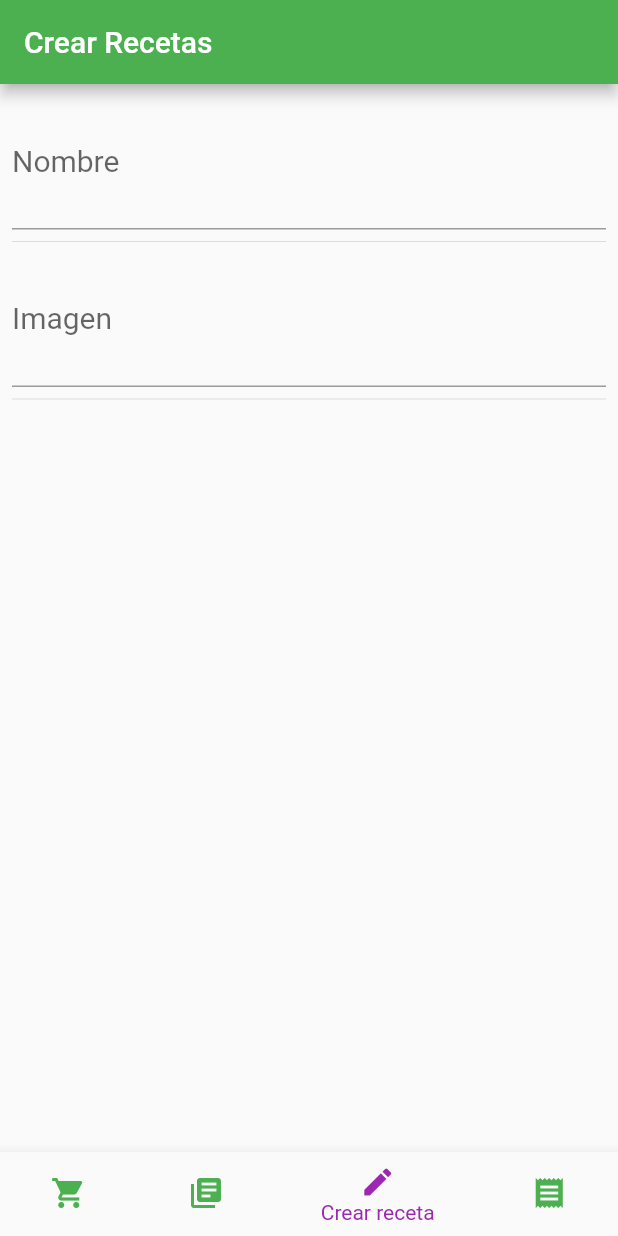
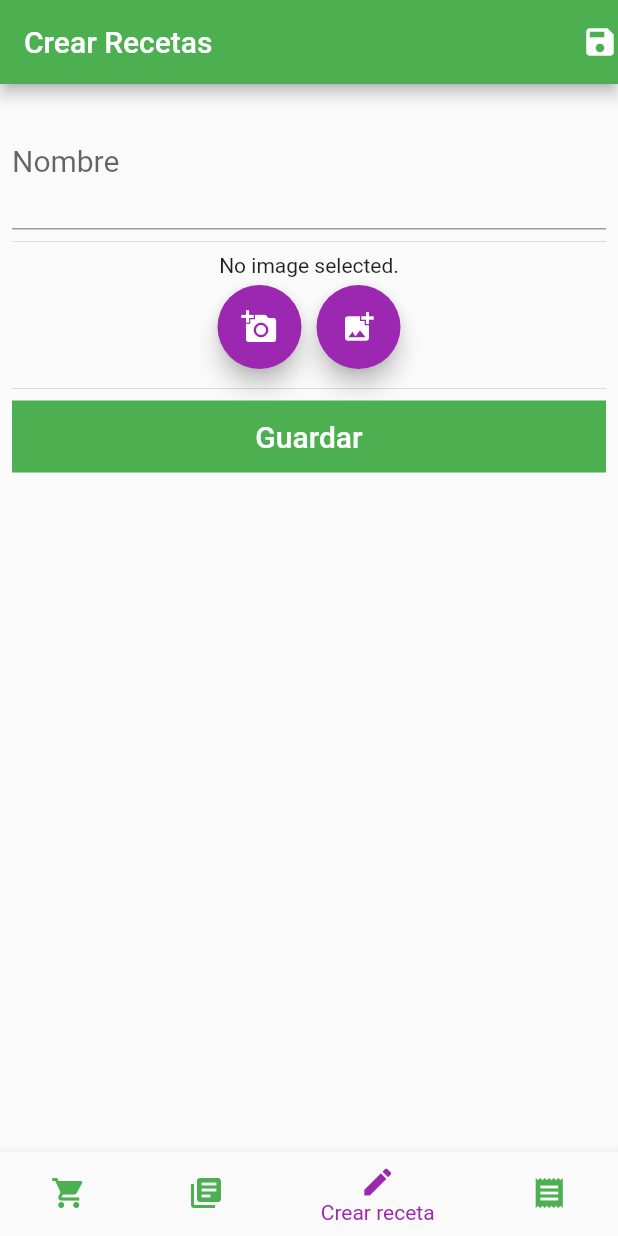
Before and after one commit to Migue28/in-my-list, a Flutter app: the screen it shows after launch, item 3 of the bottom bar chosen, on a phone screen of 412 x 824 dp. Run offline on Flutter 3.47's test engine with Material 2 defaults, Android fonts, the phone set to English and light mode, and no system bars; our stand-ins replace image_picker.

Commit message:
Insertar imagenes en en Crear Recetas

```diff
--- a/lib/screens/control-screen.dart
+++ b/lib/screens/control-screen.dart
@@ -65,6 +65,10 @@ class ControlScreenState extends State<ControlScreen> {
         title: Text(
           selectedOptionText(),
         ),
+        actions: <Widget>[
+          if (_widgetOption[_selectedIndex] == _widgetOption[2])
+            Icon(Icons.save)
+        ],
       ),
       body: PageStorage(
         child: _widgetOption[_selectedIndex],
--- a/lib/screens/crear-recetas-screen.dart
+++ b/lib/screens/crear-recetas-screen.dart
@@ -1,14 +1,33 @@
+import 'dart:io';
+import 'dart:async';
+
 import 'package:flutter/material.dart';
+import 'package:image_picker/image_picker.dart';
 
-class CrearRecetasScreen extends StatelessWidget {
+class CrearRecetasScreen extends StatefulWidget {
   CrearRecetasScreen({Key key}) : super(key: key);
 
+  @override
+  _CrearRecetasScreenState createState() => _CrearRecetasScreenState();
+}
+
+class _CrearRecetasScreenState extends State<CrearRecetasScreen> {
   final _formKey = GlobalKey<FormState>();
+  File _image;
+  bool _imagenGaleria = true;
 
-  void _saveForm() {
-    final isValid = _formKey.currentState.validate();
+  //Elegir una imagen de la galeria o tomar una foto
+  Future getImage() async {
+    var image = await ImagePicker.pickImage(
+      source: _imagenGaleria ? ImageSource.gallery : ImageSource.camera,
+      maxHeight: 1000,
+      maxWidth: 1000,
+      imageQuality: 100,
+    );
 
-    _formKey.currentState.save();
+    setState(() {
+      _image = image;
+    });
   }
 
   @override
@@ -23,14 +42,64 @@ class CrearRecetasScreen extends StatelessWidget {
               nombre: 'Nombre',
               vacioText: 'el nombre',
               hintText: 'Empada rellena de arroz con salsa de cactus',
+              lineas: 2,
             ),
             Divider(),
-            CustomTextFormField(
-              nombre: 'Imagen',
-              vacioText: 'una imagen',
-              hintText: 'mi-bella-receta.jpg',
+            Center(
+              child: _image == null
+                  ? Text('No image selected.')
+                  : Image.file(_image),
+            ),
+            Padding(
+              padding: EdgeInsets.symmetric(vertical: 5),
+              child: Row(
+                mainAxisAlignment: MainAxisAlignment.center,
+                children: <Widget>[
+                  Padding(
+                    padding: EdgeInsets.symmetric(horizontal: 5),
+                    child: FloatingActionButton(
+                      onPressed: () async {
+                        setState(() {
+                          _imagenGaleria = false;
+                        });
+                        await getImage();
+                      },
+                      tooltip: 'Pick Image',
+                      child: Icon(Icons.add_a_photo),
+                    ),
+                  ),
+                  Padding(
+                    padding: EdgeInsets.symmetric(horizontal: 5),
+                    child: FloatingActionButton(
+                      onPressed: () async {
+                        setState(() {
+                          _imagenGaleria = true;
+                        });
+                        await getImage();
+                      },
+                      tooltip: 'Pick Image',
+                      child: Icon(Icons.add_photo_alternate),
+                    ),
+                  ),
+                ],
+              ),
             ),
             Divider(),
+            Container(
+              decoration: BoxDecoration(
+                color: Colors.green,
+              ),
+              child: FlatButton(
+                onPressed: () {},
+                child: Text(
+                  'Guardar',
+                  style: TextStyle(
+                    fontSize: 20,
+                    color: Colors.white,
+                  ),
+                ),
+              ),
+            ),
           ],
         ),
       ),
@@ -38,18 +107,21 @@ class CrearRecetasScreen extends StatelessWidget {
   }
 }
 
+//TextFormField que se repetia, asi que solo se piden los valores que cambian.
 class CustomTextFormField extends StatelessWidget {
   final String nombre;
   final String hintText;
   final String vacioText;
+  final int lineas;
 
-  CustomTextFormField({this.nombre, this.hintText, this.vacioText});
+  CustomTextFormField(
+      {this.nombre, this.hintText, this.vacioText, this.lineas});
 
   @override
   Widget build(BuildContext context) {
     return TextFormField(
       style: TextStyle(fontSize: 20),
-      maxLines: 2,
+      maxLines: lineas,
       decoration: InputDecoration(
         labelText: nombre,
         hintText: 'Ejemplo: $hintText',
--- a/lib/widgets/receta-item.dart
+++ b/lib/widgets/receta-item.dart
@@ -3,8 +3,9 @@ import 'package:flutter/material.dart';
 class RecetaItem extends StatelessWidget {
   final String nombre;
   final int cantidadIngredientes;
+  final FileImage fileImage;
 
-  RecetaItem({this.nombre, this.cantidadIngredientes});
+  RecetaItem({this.nombre, this.cantidadIngredientes, this.fileImage});
 
   @override
   Widget build(BuildContext context) {
--- a/pubspec.yaml
+++ b/pubspec.yaml
@@ -20,6 +20,7 @@ dependencies:
   flutter:
     sdk: flutter
   provider: ^4.0.2
+  image_picker: ^0.6.3+4
   # The following adds the Cupertino Icons font to your application.
   # Use with the CupertinoIcons class for iOS style icons.
   cupertino_icons: ^0.1.2
```
Also changed, not shown: pubspec.lock.
